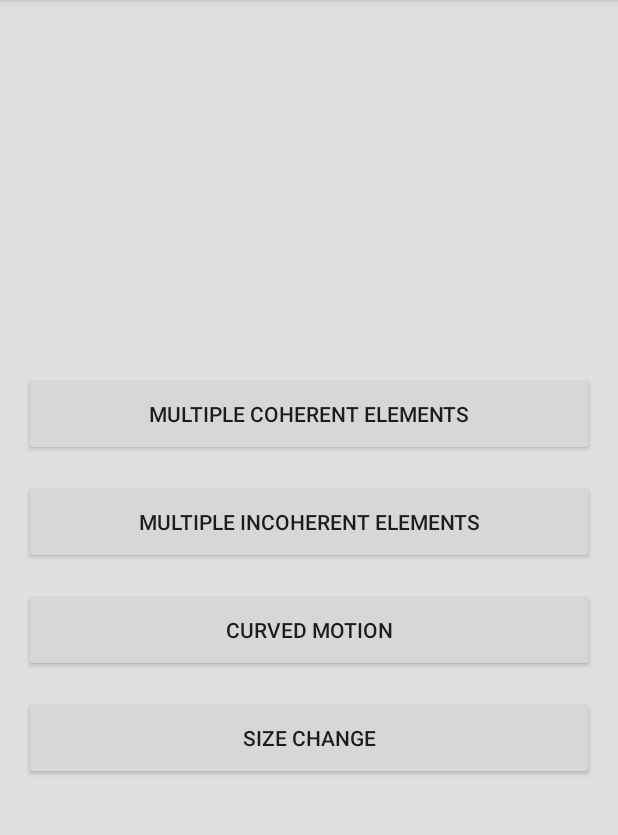
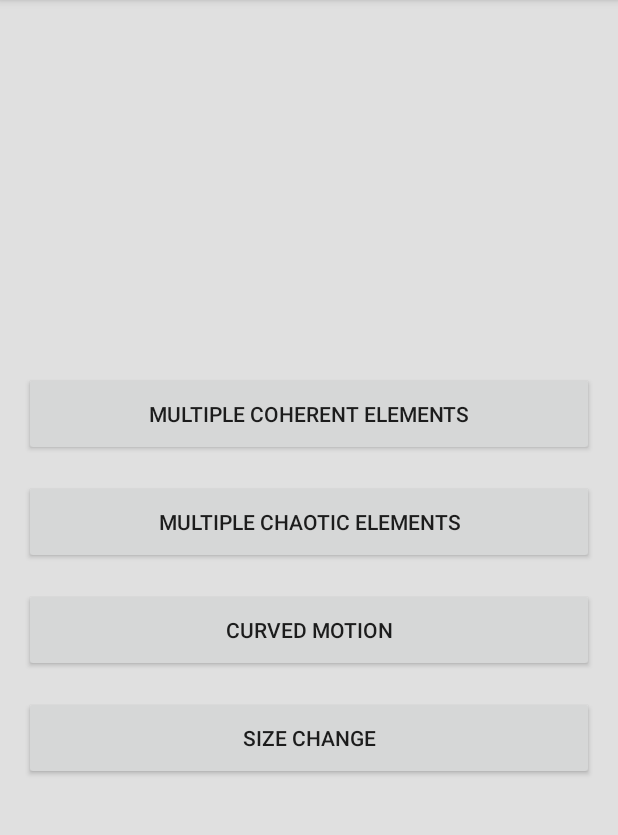
Before and after one commit to joshua-kairu/movement, an Android app: the screen it shows after launch (MainActivity), on a phone screen of 412 x 824 dp, the part 84-919 px from its top. Run offline under Robolectric (Android 15) with nearby library versions, the phone set to English and light mode, and no system bars.

Commit message:
Change method name for the incoherent button

```diff
--- a/app/src/main/java/com/jlt/movement/MainActivity.java
+++ b/app/src/main/java/com/jlt/movement/MainActivity.java
@@ -64,8 +64,8 @@ public class MainActivity extends AppCompatActivity {
     // method multipleCoherenceClick
     public void multipleCoherenceClick( View view ) { startActivity( new Intent( this, MultipleCoherentElements.class ) ); }
 
-    // method multipleIncoherenceClick
-    public void multipleIncoherenceClick( View view ) { startActivity( new Intent( this, MultipleChaoticElements.class ) ); }
+    // method multipleChaoticClick
+    public void multipleChaoticClick( View view ) { startActivity( new Intent( this, MultipleChaoticElements.class ) ); }
 
     // begin method curvedMotionClick
     public void curvedMotionClick( View view ) {
--- a/app/src/main/res/layout/activity_main.xml
+++ b/app/src/main/res/layout/activity_main.xml
@@ -111,9 +111,9 @@
 
             android:layout_marginRight="@dimen/layout_margin_end"
 
-            android:text="Multiple Incoherent Elements"
+            android:text="Multiple Chaotic Elements"
 
-            android:onClick="multipleIncoherenceClick"
+            android:onClick="multipleChaoticClick"
 
             />
 
```
